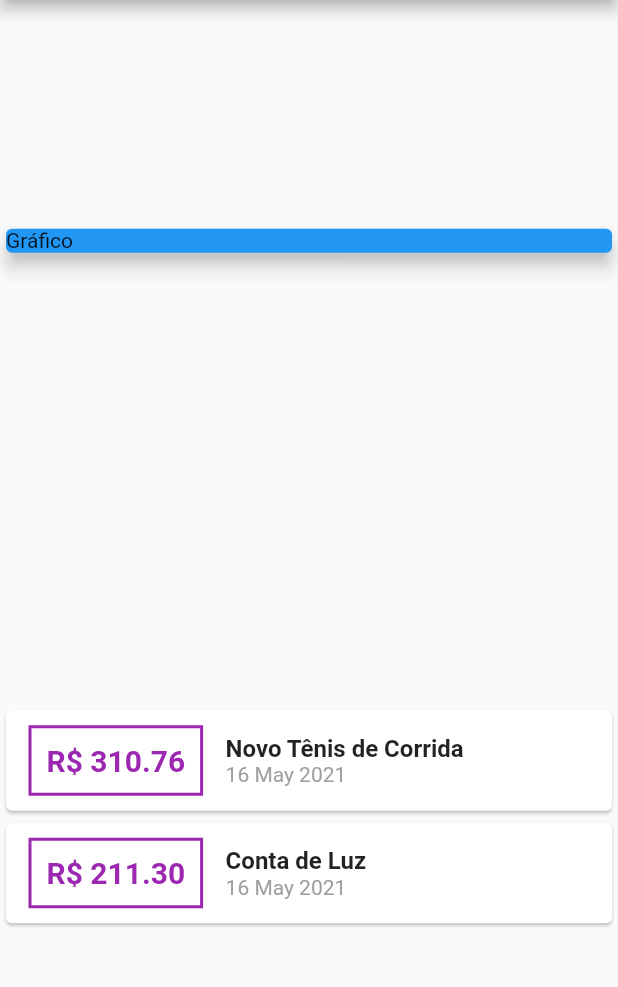
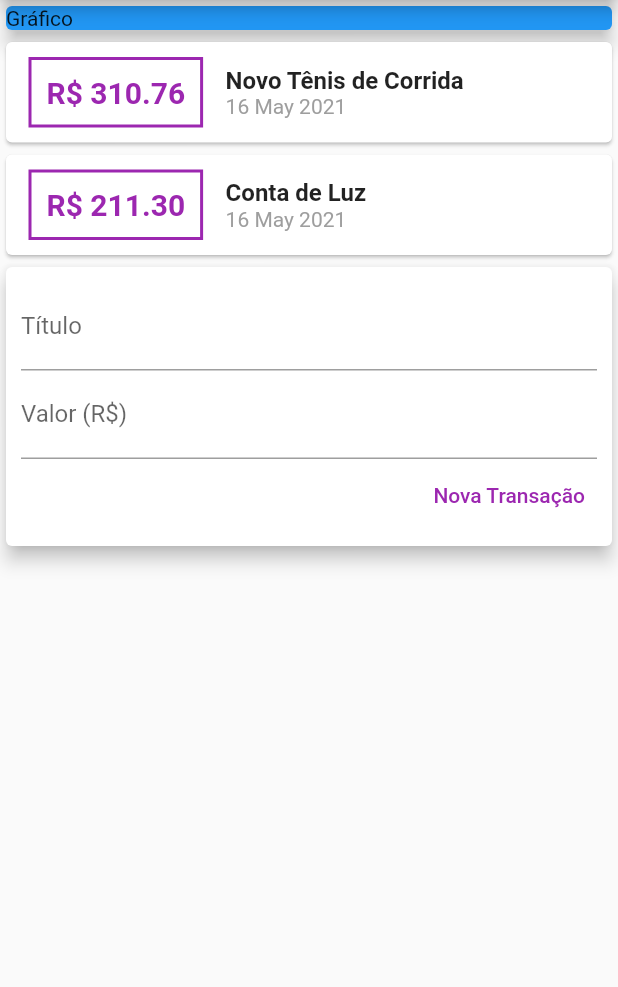
Before and after one commit to EduSilvaMendonca/despesas_pessoais, a Flutter app: the screen it shows after launch, on a phone screen of 412 x 824 dp, the part 84-1071 px from its top. Run offline on Flutter 3.47's test engine with Material 2 defaults, Android fonts, the phone set to English and light mode, and no system bars.

Commit message:
Usando TextField parte 01

```diff
--- a/lib/main.dart
+++ b/lib/main.dart
@@ -34,7 +34,6 @@ class MyHomePage extends StatelessWidget {
         title: Text('Despesas Pessoais'),
       ),
       body: Column(
-        mainAxisAlignment: MainAxisAlignment.spaceAround,
         crossAxisAlignment: CrossAxisAlignment.stretch,
         children: [
           Container(
@@ -92,7 +91,41 @@ class MyHomePage extends StatelessWidget {
                 ),
               );
             }).toList(),
-          )
+          ),
+          Card(
+            elevation: 5,
+            child: Padding(
+              padding: const EdgeInsets.all(10),
+              child: Column(
+                children: [
+                  TextField(
+                    decoration: InputDecoration(
+                      labelText: 'Título',
+                    ),
+                  ),
+                  TextField(
+                    decoration: InputDecoration(
+                      labelText: 'Valor (R\$)',
+                    ),
+                  ),
+                  Row(
+                    mainAxisAlignment: MainAxisAlignment.end,
+                    children: [
+                      TextButton(
+                        child: Text(
+                          'Nova Transação',
+                          style: TextStyle(
+                            color: Colors.purple,
+                          ),
+                        ),
+                        onPressed: () {},
+                      ),
+                    ],
+                  ),
+                ],
+              ),
+            ),
+          ),
         ],
       ),
     );
```
